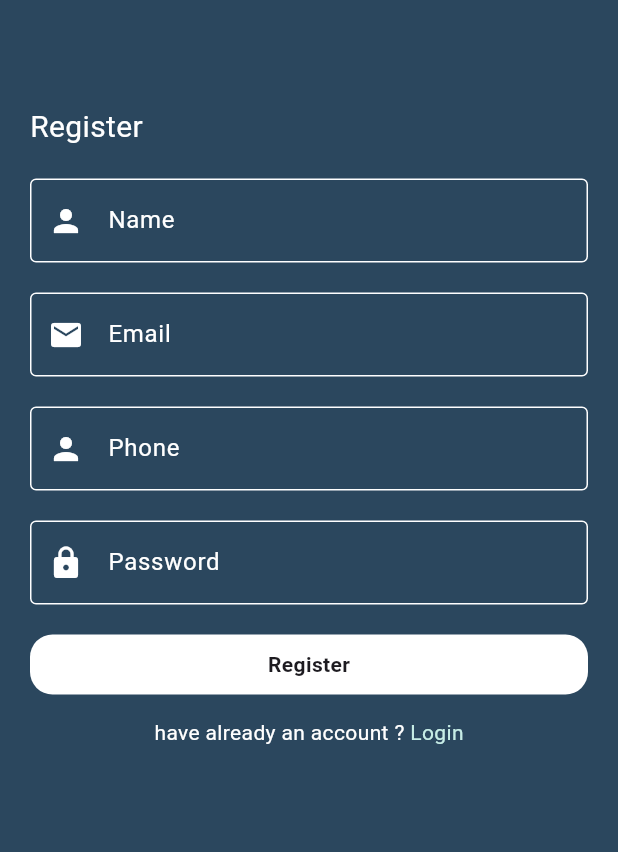
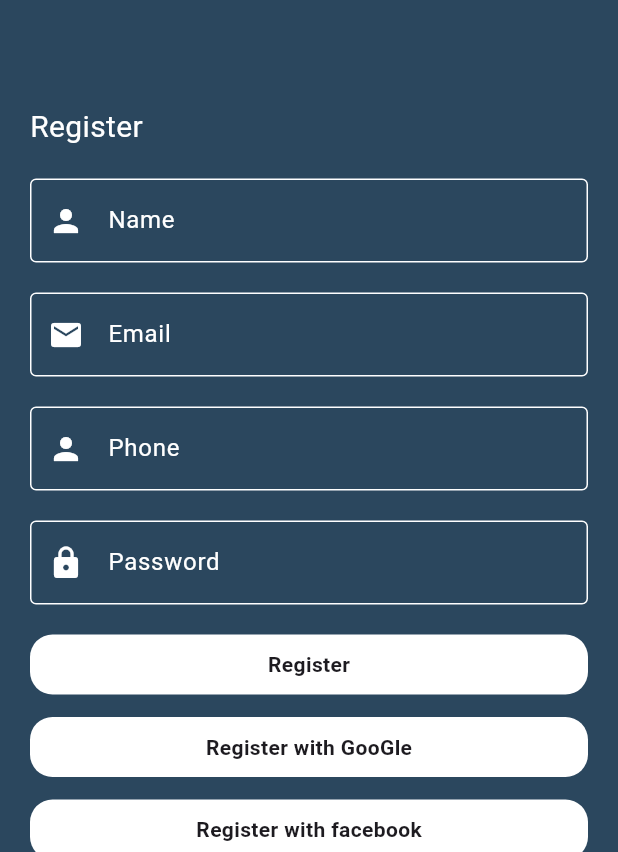
Before and after one commit to 1ahmeed/chat_App, a Flutter app: the RegisterScreen screen opened by its route, on a phone screen of 412 x 824 dp, the part 384-1236 px from its top. Run offline on Flutter 3.47's test engine with Material 3 defaults, Android fonts, the phone set to English and light mode, and no system bars; drawn by our look-alikes of modal_progress_hud_nsn; our stand-ins replace cloud_firestore, conditional_builder_null_safety, easy_splash_screen, firebase_auth, firebase_core, firebase_messaging and 6 more; missing offline and left inert: flutter_facebook_auth; accounts and stored records are empty; network calls fail.

Commit message:
add notification and google&facebook

```diff
--- a/lib/screens/profile/setting_screen.dart
+++ b/lib/screens/profile/setting_screen.dart
@@ -33,7 +33,7 @@ class ProfileScreen extends StatelessWidget {
         if (model != null) {
           nameController.text = model.name!;
           emailController.text = model.email!;
-          phoneController.text = model.phone!;
+          phoneController.text = model.phone??"";
         }
 
         return ConditionalBuilder(
--- a/lib/screens/register/register_cubit/register_state.dart
+++ b/lib/screens/register/register_cubit/register_state.dart
@@ -1,17 +1,29 @@
 part of 'register_cubit.dart';
 
-@immutable
 abstract class RegisterStates {}
 
 class RegisterInitial extends RegisterStates {}
 
-// ignore: must_be_immutable
 class RegisterErrorState extends RegisterStates {
   String error;
   RegisterErrorState(this.error);
 }
 class RegisterLoadingState extends RegisterStates {}
 class RegisterSuccessState extends RegisterStates {}
+
+class RegisterWithGoogleErrorState extends RegisterStates {
+  String error;
+  RegisterWithGoogleErrorState(this.error);
+}
+class RegisterWithGoogleLoadingState extends RegisterStates {}
+class RegisterWithGoogleSuccessState extends RegisterStates {}
+
+class RegisterWithFaceBookErrorState extends RegisterStates {
+  String error;
+  RegisterWithFaceBookErrorState(this.error);
+}
+class RegisterWithFaceBookLoadingState extends RegisterStates {}
+class RegisterWithFaceBookSuccessState extends RegisterStates {}
 
 class SocialCreateUserSuccessStates extends RegisterStates{
   final String uId;
--- a/lib/screens/register/register_screen.dart
+++ b/lib/screens/register/register_screen.dart
@@ -1,6 +1,9 @@
+import 'package:chat_app/screens/all_chats/all_chat_screen.dart';
 import 'package:chat_app/screens/register/register_cubit/register_cubit.dart';
+import 'package:firebase_auth/firebase_auth.dart';
 import 'package:flutter/material.dart';
 import 'package:flutter_bloc/flutter_bloc.dart';
+import 'package:google_sign_in/google_sign_in.dart';
 import 'package:modal_progress_hud_nsn/modal_progress_hud_nsn.dart';
 import '../../component/cach_helper/shared_pref.dart';
 import '../../component/constant.dart';
@@ -11,16 +14,26 @@ import '../../layout/chat_cubit/chat_cubit.dart';
 import '../../layout/layout_screen.dart';
 
 // ignore: must_be_immutable
-class RegisterScreen extends StatelessWidget {
+class RegisterScreen extends StatefulWidget {
   static String id = 'RegisterScreen';
+  RegisterScreen({super.key});
+
+  @override
+  State<RegisterScreen> createState() => _RegisterScreenState();
+}
+
+class _RegisterScreenState extends State<RegisterScreen> {
   String? email;
+
   String? password;
+
   String? name;
+
   String? phone;
+
   GlobalKey<FormState> formKey = GlobalKey();
+
   bool isLoading = false;
-
-  RegisterScreen({super.key});
 
   @override
   Widget build(BuildContext context) {
@@ -28,7 +41,8 @@ class RegisterScreen extends StatelessWidget {
       listener: (context, state) {
         if (state is RegisterLoadingState) {
           isLoading = true;
-        } else if (state is SocialCreateUserSuccessStates) {
+        }
+        else if (state is SocialCreateUserSuccessStates) {
           isLoading = false;
           CacheHelper.saveData(key: "uId", value: state.uId);
             uId=state.uId;
@@ -41,11 +55,16 @@ class RegisterScreen extends StatelessWidget {
             context,
             'Register Successfully',
           );
-        } else if (state is RegisterErrorState) {
+        }
+        else if (state is RegisterErrorState) {
           isLoading = false;
           showSnackBar(context, state.error);
         }
-      },
+        else if(state is RegisterWithGoogleSuccessState){
+          Navigator.pushNamed(context, LayoutScreen.id);
+
+        }
+        },
       builder: (context, state) {
         return ModalProgressHUD(
           inAsyncCall: isLoading,
@@ -73,8 +92,8 @@ class RegisterScreen extends StatelessWidget {
                         const SizedBox(
                           height: 70,
                         ),
-                        Row(
-                          children: const [
+                        const Row(
+                          children: [
                             Text(
                               'Register',
                               style:
@@ -158,6 +177,29 @@ class RegisterScreen extends StatelessWidget {
                         const SizedBox(
                           height: 15,
                         ),
+
+                        CustomButton(
+                          onTap: () {
+                          RegisterCubit.get(context)!.signInWithGoogle();
+
+                          },
+                          textButton: 'Register with GooGle',
+                          colorOfContainer: Colors.white,
+                        ),
+                        const SizedBox(
+                          height: 15,
+                        ),
+                        CustomButton(
+                          onTap: () {
+                            RegisterCubit.get(context)!.signInWithFacebook();
+
+                          },
+                          textButton: 'Register with facebook',
+                          colorOfContainer: Colors.white,
+                        ),
+                        const SizedBox(
+                          height: 15,
+                        ),
                         Row(
                           mainAxisAlignment: MainAxisAlignment.center,
                           children: [
--- a/pubspec.yaml
+++ b/pubspec.yaml
@@ -49,6 +49,10 @@ dependencies:
   firebase_storage: ^11.1.0
   fluttertoast: ^8.2.1
   easy_splash_screen: ^1.0.4
+  google_sign_in:
+  firebase_messaging: ^14.7.9
+  http:
+  flutter_facebook_auth: ^6.0.3
 
 dev_dependencies:
   flutter_test:
```
Also changed, not shown: lib/layout/layout_screen.dart (+11 -0 lines), lib/main.dart (+42 -2 lines), lib/screens/login/login_screen.dart (+5 -2 lines), lib/screens/register/register_cubit/register_cubit.dart (+55 -3 lines), lib/test_notificaions/notify_screen.dart (added, +111 -0 lines), pubspec.lock, 5 other files.
